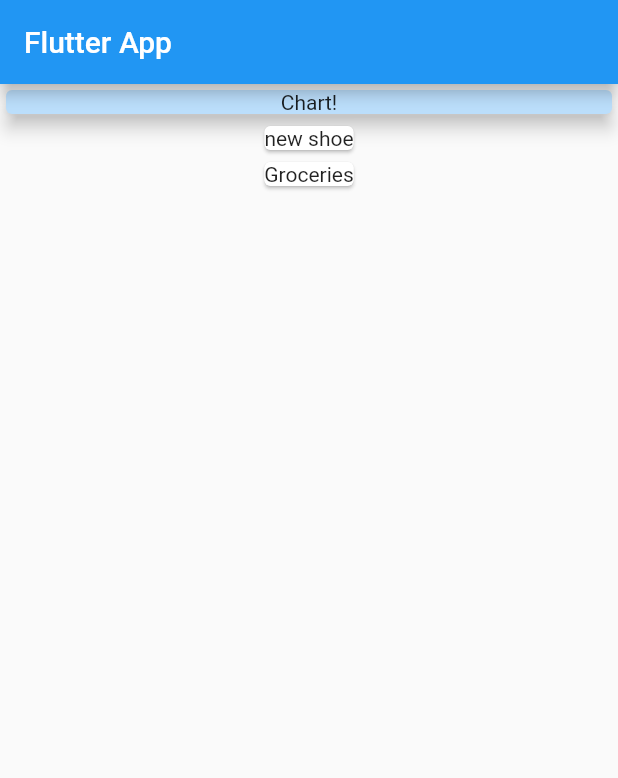
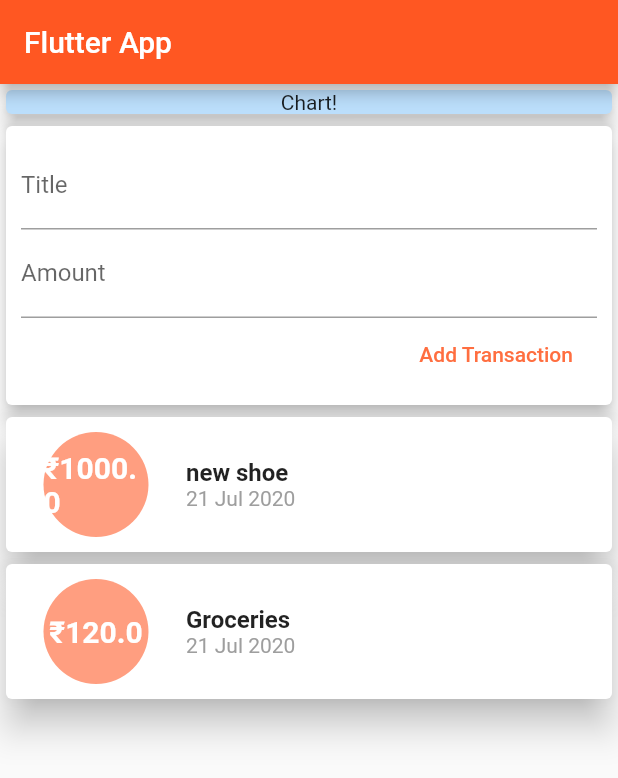
Before and after one commit to rnair1607/expenseTracker, a Flutter app: the screen it shows after launch, on a phone screen of 412 x 824 dp. Shown: the top 778 px of the screen. Run offline on Flutter 3.47's test engine with Material 2 defaults, Android fonts, the phone set to English and light mode, and no system bars.

Commit message:
Added cards with data

```diff
--- a/lib/main.dart
+++ b/lib/main.dart
@@ -1,6 +1,6 @@
 import 'package:flutter/material.dart';
 
-import './transaction.dart';
+import './widges/user_transaction.dart';
 
 void main() {
   runApp(MyApp());
@@ -13,7 +13,7 @@ class MyApp extends StatelessWidget {
       debugShowCheckedModeBanner: false,
       title: 'Flutter Demo',
       theme: ThemeData(
-        primarySwatch: Colors.blue,
+        primarySwatch: Colors.deepOrange,
         visualDensity: VisualDensity.adaptivePlatformDensity,
       ),
       home: MyHomePage(),
@@ -22,20 +22,8 @@ class MyApp extends StatelessWidget {
 }
 
 class MyHomePage extends StatelessWidget {
-  final List<Transaction> transactions = [
-    Transaction(
-      id: 'T1',
-      title: 'new shoe',
-      amount: 69.99,
-      date: DateTime.now(),
-    ),
-    Transaction(
-      id: 'T2',
-      title: 'Groceries',
-      amount: 16.53,
-      date: DateTime.now(),
-    )
-  ];
+  // String titleInput;
+  // String amountInput;
 
   @override
   Widget build(BuildContext context) {
@@ -43,8 +31,9 @@ class MyHomePage extends StatelessWidget {
       appBar: AppBar(
         title: Text('Flutter App'),
       ),
-      body: Column(
-          mainAxisAlignment: MainAxisAlignment.start,
+      body: SingleChildScrollView(
+        child: Column(
+            // mainAxisAlignment: MainAxisAlignment.start,
             crossAxisAlignment: CrossAxisAlignment.center,
             children: <Widget>[
               Container(
@@ -59,14 +48,9 @@ class MyHomePage extends StatelessWidget {
                   elevation: 5,
                 ),
               ),
-            Column(
-              children: transactions.map((e) {
-                return Card(
-                  child: Text(e.title),
-                );
-              }).toList(),
+              UserTransaction(),
+            ]),
       ),
-          ]),
     );
   }
 }
--- /dev/null
+++ b/lib/widges/new_transaction.dart
@@ -0,0 +1,53 @@
+import 'package:flutter/material.dart';
+
+class NewTransaction extends StatelessWidget {
+  final titleController = TextEditingController();
+  final amountController = TextEditingController();
+  final Function addTransaction;
+
+  NewTransaction({
+    @required this.addTransaction,
+  });
+
+  void submitData() {
+    final enteredTitle = titleController.text;
+    final enteredAmount = double.parse(amountController.text);
+    if (enteredTitle.isEmpty || enteredAmount <= 0) {
+      return;
+    }
+    addTransaction(enteredTitle, enteredAmount);
+  }
+
+  @override
+  Widget build(BuildContext context) {
+    return Card(
+      elevation: 5,
+      child: Container(
+        padding: EdgeInsets.all(10),
+        child: Column(
+          crossAxisAlignment: CrossAxisAlignment.end,
+          children: <Widget>[
+            TextField(
+              decoration: InputDecoration(labelText: 'Title'),
+              // onChanged: (value) => titleInput = value,
+              controller: titleController,
+              onSubmitted: (_) => submitData,
+            ),
+            TextField(
+              decoration: InputDecoration(labelText: 'Amount'),
+              // onChanged: (value) => amountInput = value,
+              controller: amountController,
+              keyboardType: TextInputType.number,
+              onSubmitted: (_) => submitData,
+            ),
+            FlatButton(
+              onPressed: submitData,
+              child: Text('Add Transaction'),
+              textColor: Colors.deepOrangeAccent,
+            )
+          ],
+        ),
+      ),
+    );
+  }
+}
--- /dev/null
+++ b/lib/widges/transaction_list.dart
@@ -0,0 +1,80 @@
+import 'package:flutter/material.dart';
+import 'package:intl/intl.dart';
+
+import 'package:expense_tracker/models/transaction.dart';
+
+class TransactionList extends StatelessWidget {
+  final List<Transaction> userTransactions;
+
+  TransactionList({
+    this.userTransactions,
+  });
+
+  @override
+  Widget build(BuildContext context) {
+    return Container(
+      height: 583,
+      child: ListView.builder(
+        itemBuilder: (ctx, index) {
+          return Card(
+            elevation: 10,
+            child: Row(
+              children: <Widget>[
+                Container(
+                  width: 90,
+                  height: 70,
+                  margin: EdgeInsets.symmetric(
+                    horizontal: 15.0,
+                    vertical: 10.0,
+                  ),
+                  decoration: BoxDecoration(
+                    // borderRadius: BorderRadius.all(
+                    //   Radius.circular(100),
+                    // ),
+                    shape: BoxShape.circle,
+                    color: Colors.deepOrangeAccent[100],
+                  ),
+                  padding: EdgeInsets.all(10),
+                  child: Column(
+                    crossAxisAlignment: CrossAxisAlignment.center,
+                    mainAxisAlignment: MainAxisAlignment.center,
+                    children: <Widget>[
+                      Text(
+                        '₹${userTransactions[index].amount.toString()}',
+                        style: TextStyle(
+                          fontWeight: FontWeight.bold,
+                          fontSize: 20,
+                          color: Colors.white,
+                        ),
+                      ),
+                    ],
+                  ),
+                ),
+                Column(
+                  crossAxisAlignment: CrossAxisAlignment.start,
+                  children: <Widget>[
+                    Text(
+                      userTransactions[index].title,
+                      style: TextStyle(
+                        fontSize: 16,
+                        fontWeight: FontWeight.bold,
+                      ),
+                    ),
+                    Text(
+                      DateFormat('d MMM yyyy')
+                          .format(userTransactions[index].date),
+                      style: TextStyle(
+                        color: Colors.grey,
+                      ),
+                    )
+                  ],
+                ),
+              ],
+            ),
+          );
+        },
+        itemCount: userTransactions.length,
+      ),
+    );
+  }
+}
--- /dev/null
+++ b/lib/widges/user_transaction.dart
@@ -0,0 +1,52 @@
+import 'package:flutter/material.dart';
+
+import 'package:expense_tracker/models/transaction.dart';
+import 'package:expense_tracker/widges/new_transaction.dart';
+import 'package:expense_tracker/widges/transaction_list.dart';
+
+class UserTransaction extends StatefulWidget {
+  @override
+  _UserTransactionState createState() => _UserTransactionState();
+}
+
+class _UserTransactionState extends State<UserTransaction> {
+  final List<Transaction> _userTransactions = [
+    Transaction(
+      id: 'T1',
+      title: 'new shoe',
+      amount: 1000,
+      date: DateTime.now(),
+    ),
+    Transaction(
+      id: 'T2',
+      title: 'Groceries',
+      amount: 120,
+      date: DateTime.now(),
+    ),
+  ];
+
+  void _addNewTransaction(String title, double amount) {
+    final newTx = Transaction(
+      id: DateTime.now().toString(),
+      title: title,
+      amount: amount,
+      date: DateTime.now(),
+    );
+
+    setState(() {
+      _userTransactions.add(newTx);
+    });
+  }
+
+  @override
+  Widget build(BuildContext context) {
+    return Column(
+      children: <Widget>[
+        NewTransaction(
+          addTransaction: _addNewTransaction,
+        ),
+        TransactionList(userTransactions: _userTransactions),
+      ],
+    );
+  }
+}
```
Also changed, not shown: pubspec.yaml (+2 -7 lines), lib/models/transaction.dart (renamed from lib/transaction.dart), pubspec.lock. Lines whose indentation alone changed are shown as unchanged.
